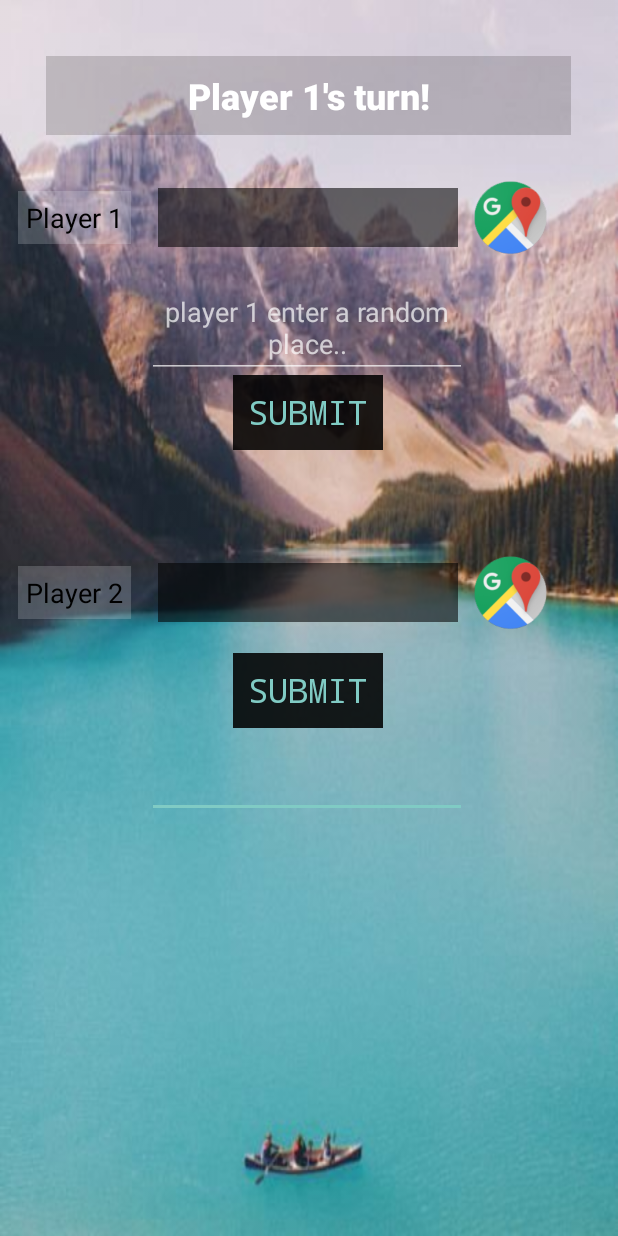
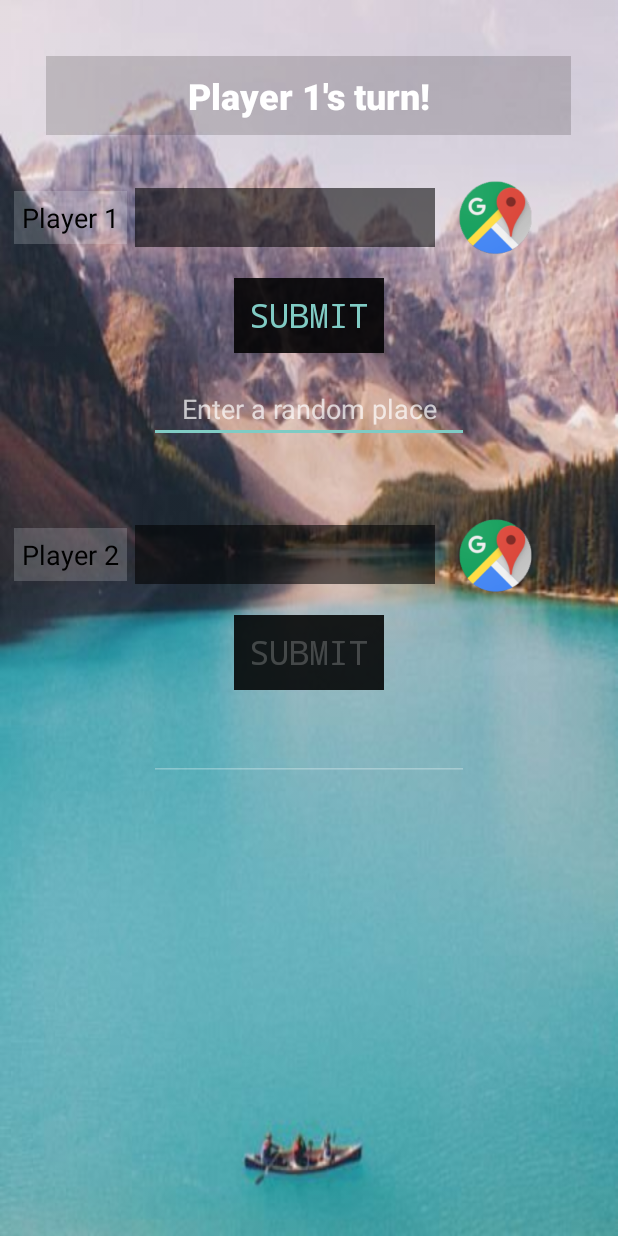
Before and after one commit to deepgosalia1/Atlas, an Android app: the MultiplayerActivity screen opened directly, with no data from a screen before it, on a phone screen of 412 x 824 dp. Run offline under Robolectric (Android 15) with nearby library versions, the light colour scheme and no system bars.

Commit message:
UI and Disable but and ET

```diff
--- a/app/src/main/java/com/example/anonym/atlas/MapsActivity.java
+++ b/app/src/main/java/com/example/anonym/atlas/MapsActivity.java
@@ -61,7 +61,7 @@ public class MapsActivity extends FragmentActivity implements OnMapReadyCallback
             Toast.makeText(this, "Latitude is " + lat + " Longitude is " + lng, Toast.LENGTH_LONG).show();
             // Add a marker in the place recieved and move the camera
             LatLng placelocated = new LatLng(lat, lng);
-            mMap.addMarker(new MarkerOptions().position(placelocated).title("Here is that place " + placerecieved));
+            mMap.addMarker(new MarkerOptions().position(placelocated).title("Here's the place : " + placerecieved));
             mMap.moveCamera(CameraUpdateFactory.newLatLngZoom(placelocated,8));
         } else {
             Toast.makeText(this, "No such place exist.", Toast.LENGTH_SHORT).show();
--- a/app/src/main/java/com/example/anonym/atlas/MultiplayerActivity.java
+++ b/app/src/main/java/com/example/anonym/atlas/MultiplayerActivity.java
@@ -8,6 +8,7 @@ import android.os.Bundle;
 import android.text.TextUtils;
 import android.util.Log;
 import android.view.View;
+import android.widget.Button;
 import android.widget.EditText;
 import android.widget.TextView;
 import android.widget.Toast;
@@ -30,9 +31,9 @@ public class MultiplayerActivity extends AppCompatActivity {
     ArrayList<String> keys = new ArrayList<String>();
     LinkedHashMap<String,String> all_place = new LinkedHashMap<>(46354);
     LinkedHashMap<String,String> all_copy = new LinkedHashMap<>(46354);
+    Button player1_submit,player2_submit;
     TextView player1_place,player2_place,turnindicator;
-    EditText player1_edit;
-    EditText player2_edit;
+    EditText player1_edit,player2_edit;
     boolean player1turn=false;
     int firstuse=0;
     Character x = '#';
@@ -61,6 +62,10 @@ public class MultiplayerActivity extends AppCompatActivity {
                 player1_edit.setText("");
                 player2_edit.setHint("Enter place from '" + x.toString() + "'");
                 turnindicator.setText("Player 2's turn");
+                player1_submit.setEnabled(false);
+                player1_edit.setEnabled(false);
+                player2_submit.setEnabled(true);
+                player2_edit.setEnabled(true);
             }
             else if (!all_copy.containsKey(placeEntered) || temp != x) {
                 Toast.makeText(this, "Place invalid or repeated, Player 2 Wins!", Toast.LENGTH_LONG).show();
@@ -88,6 +93,10 @@ public class MultiplayerActivity extends AppCompatActivity {
                 player1_edit.setHint("Enter place from '" + x.toString()+"'");
                 player2_edit.setText("");
                 turnindicator.setText("Player 1's turn");
+                player1_submit.setEnabled(true);
+                player1_edit.setEnabled(true);
+                player2_submit.setEnabled(false);
+                player2_edit.setEnabled(false);
             }
             else if (!all_copy.containsKey(placeEntered) || temp != x) {
                 Toast.makeText(this, "Place invalid or repeated, Hence Player 1 Wins!", Toast.LENGTH_LONG).show();
@@ -136,7 +145,9 @@ public class MultiplayerActivity extends AppCompatActivity {
                     Toast.makeText(MultiplayerActivity.this, "Player 1's turn",Toast.LENGTH_SHORT).show();
                 }
             }, 2000);
-            player1_edit.setHint("player 1 enter a random place..");
+            player1_edit.setHint("Enter a random place");
+            player2_submit.setEnabled(false);
+            player2_edit.setEnabled(false);
         } else {
             turnindicator.setText("Player 2's turn");
             new Handler().postDelayed(new Runnable() {
@@ -146,7 +157,9 @@ public class MultiplayerActivity extends AppCompatActivity {
                     Toast.makeText(MultiplayerActivity.this, "Player 2's Turn",Toast.LENGTH_SHORT).show();
                 }
             }, 2000);
-            player2_edit.setHint("player 2 enter a random place..");
+            player2_edit.setHint("Enter a random place");
+            player1_submit.setEnabled(false);
+            player1_edit.setEnabled(false);
         }
         return true;
     }
@@ -163,6 +176,8 @@ public class MultiplayerActivity extends AppCompatActivity {
         turnindicator=(TextView)findViewById(R.id.turnindicator);
         player1_edit=(EditText)findViewById(R.id.player1_edittext);
         player2_edit=(EditText)findViewById(R.id.player2_edittext);
+        player1_submit=(Button)findViewById(R.id.player1_submit);
+        player2_submit=(Button)findViewById(R.id.player2_submit);
         Log.i("Edit text : ",player2_edit.getHint().toString());
         AssetManager assetManager = getAssets();
         try{
--- a/app/src/main/res/layout/activity_multiplayer.xml
+++ b/app/src/main/res/layout/activity_multiplayer.xml
@@ -14,8 +14,9 @@
         android:layout_width="100dp"
         android:layout_height="50dp"
         android:layout_alignParentTop="true"
-        android:layout_marginLeft="155dp"
-        android:layout_marginTop="435dp"
+        android:layout_centerHorizontal="true"
+        android:layout_marginStart="155dp"
+        android:layout_marginTop="410dp"
         android:background="@color/common_google_signin_btn_text_light_pressed"
         android:fontFamily="monospace"
         android:onClick="submit2"
@@ -27,8 +28,9 @@
         android:layout_width="wrap_content"
         android:layout_height="wrap_content"
         android:layout_alignParentTop="true"
-        android:layout_marginLeft="98dp"
-        android:layout_marginTop="500dp"
+        android:layout_centerHorizontal="true"
+        android:layout_marginStart="98dp"
+        android:layout_marginTop="475dp"
         android:ems="10"
         android:hint="Ready to play ?"
         android:textAlignment="center"
@@ -38,9 +40,9 @@
         android:id="@+id/player2_place"
         android:layout_width="200dp"
         android:layout_height="wrap_content"
-        android:layout_marginLeft="105dp"
-        android:layout_marginTop="375dp"
         android:layout_alignParentTop="true"
+        android:layout_marginStart="90dp"
+        android:layout_marginTop="350dp"
         android:background="@color/common_google_signin_btn_text_light_focused"
         android:padding="10dp"
         android:textStyle="bold" />
@@ -50,8 +52,8 @@
         android:layout_width="wrap_content"
         android:layout_height="wrap_content"
         android:layout_alignParentTop="true"
-        android:layout_marginLeft="12dp"
-        android:layout_marginTop="377dp"
+        android:layout_marginStart="9dp"
+        android:layout_marginTop="352dp"
 
         android:background="@color/colorPrimary"
         android:padding="5dp"
@@ -60,12 +62,12 @@
         android:textSize="18sp" />
 
     <Button
-        android:id="@+id/get_map"
+        android:id="@+id/map1"
         style="@style/Widget.AppCompat.Button.Borderless.Colored"
         android:layout_width="50dp"
         android:layout_height="50dp"
         android:layout_alignParentTop="true"
-        android:layout_marginLeft="315dp"
+        android:layout_marginStart="305dp"
         android:layout_marginTop="120dp"
         android:background="@drawable/trying"
         android:fontFamily="monospace"
@@ -79,7 +81,7 @@
         android:id="@+id/player1"
         android:layout_width="wrap_content"
         android:layout_height="wrap_content"
-        android:layout_marginLeft="12dp"
+        android:layout_marginStart="9dp"
         android:layout_marginTop="127dp"
         android:background="@color/colorPrimary"
         android:padding="5dp"
@@ -92,7 +94,7 @@
         android:layout_width="200dp"
         android:layout_height="wrap_content"
         android:layout_alignParentTop="true"
-        android:layout_marginLeft="105dp"
+        android:layout_marginStart="90dp"
         android:layout_marginTop="125dp"
         android:background="@color/common_google_signin_btn_text_light_focused"
         android:padding="10dp" />
@@ -117,21 +119,22 @@
         android:layout_width="wrap_content"
         android:layout_height="wrap_content"
         android:layout_alignParentTop="true"
-        android:layout_marginLeft="98dp"
-        android:layout_marginTop="185dp"
+        android:layout_centerHorizontal="true"
+        android:layout_marginStart="98dp"
+        android:layout_marginTop="250dp"
         android:ems="10"
         android:hint="Ready to play ?"
         android:textAlignment="center" />
 
     <Button
-        android:id="@+id/button2"
+        android:id="@+id/player1_submit"
         style="@style/Widget.AppCompat.Button.Borderless.Colored"
         android:layout_width="100dp"
         android:layout_height="50dp"
         android:layout_alignParentTop="true"
-        android:layout_centerHorizontal="false"
-        android:layout_marginLeft="155dp"
-        android:layout_marginTop="250dp"
+        android:layout_centerHorizontal="true"
+        android:layout_marginStart="155dp"
+        android:layout_marginTop="185dp"
         android:background="@color/common_google_signin_btn_text_light_pressed"
         android:fontFamily="monospace"
         android:onClick="submit1"
@@ -139,14 +142,26 @@
         android:textSize="22sp" />
 
     <Button
-        android:id="@+id/button3"
+        android:id="@+id/map2"
         android:layout_width="50dp"
         android:layout_height="50dp"
         android:layout_alignParentTop="true"
-        android:layout_marginLeft="315dp"
-        android:layout_marginTop="370dp"
+        android:layout_marginStart="305dp"
+        android:layout_marginTop="345dp"
         android:background="@drawable/trying"
         android:onClick="player2map" />
 
+    <Space
+        android:layout_width="match_parent"
+        android:layout_height="5dp"
+        android:layout_alignParentBottom="true"
+        android:layout_alignParentLeft="true"
+        android:layout_alignParentRight="true"
+        android:layout_alignParentTop="true"
+        android:layout_centerHorizontal="true"
+        android:layout_marginBottom="250dp"
+        android:layout_marginTop="310dp"
+        android:background="@color/colorPrimaryDark" />
+
 
 </RelativeLayout>
--- a/app/src/main/res/values/colors.xml
+++ b/app/src/main/res/values/colors.xml
@@ -1,7 +1,7 @@
 <?xml version="1.0" encoding="utf-8"?>
 <resources>
     <color name="colorPrimary">#32ebecf4</color>
-    <color name="colorPrimaryDark">#e0e2f2</color>
+    <color name="colorPrimaryDark">#39000000</color>
     <color name="colorAccent">#FF4081</color>
 
     <color name="black_overlay">#2d181515</color>
```
Also changed, not shown: app/src/main/res/layout/activity_main.xml (+8 -7 lines), app/src/main/res/layout/activity_rules.xml (+10 -11 lines), app/src/main/res/values/strings.xml (+5 -5 lines).
